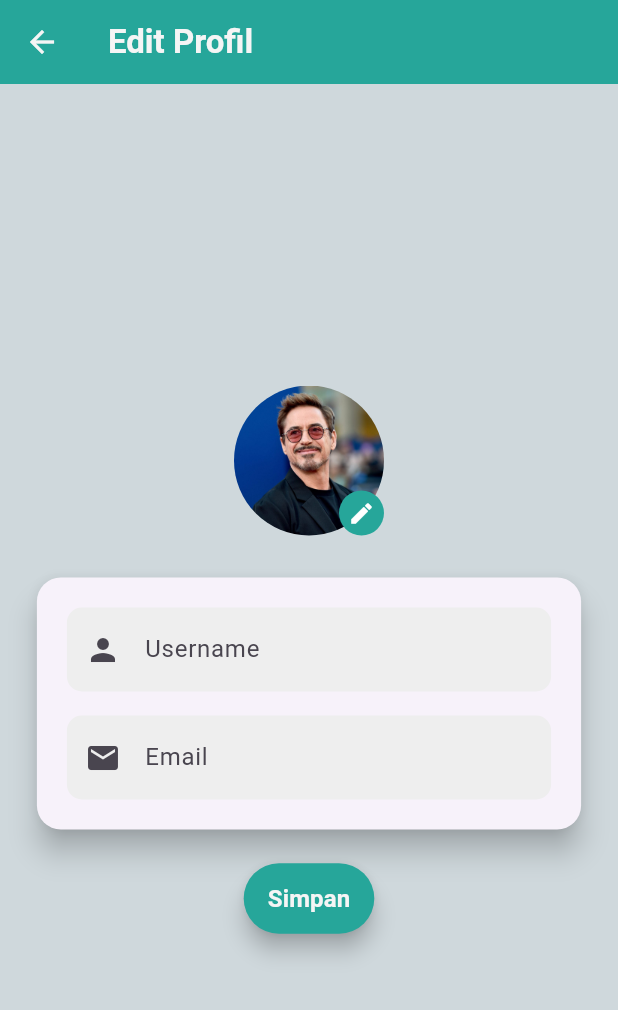
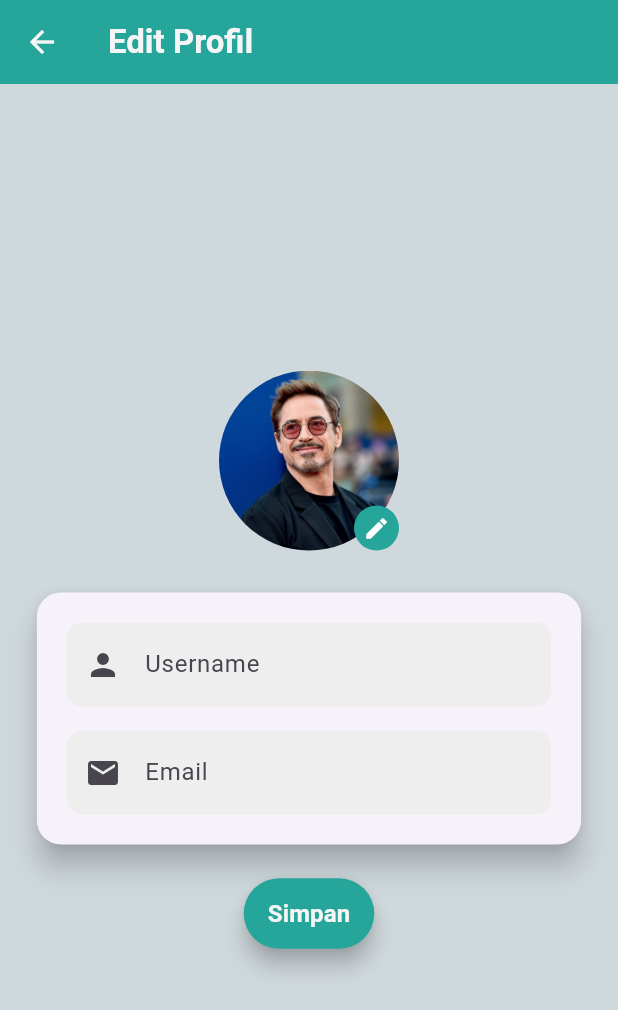
Before and after one commit to AwwaliyahAliyah/tekber-fp, a Flutter app: the HomeScreen screen opened directly, item 3 of the bottom bar chosen, after a tap on "Edit Profil", on a phone screen of 412 x 824 dp. Shown: the top 1010 px of the screen. Run offline on Flutter 3.47's test engine with Material 3 defaults, Android fonts, the phone set to English and light mode, and no system bars; our stand-ins replace firebase_core, icons_plus, image_picker; accounts and stored records are empty.

Commit message:
fix edit profile picture

```diff
--- a/lib/providers/user_provider.dart
+++ b/lib/providers/user_provider.dart
@@ -1,3 +1,5 @@
+import 'dart:io';
+import 'dart:typed_data';
 import 'package:flutter/material.dart';
 
 class UserProvider extends ChangeNotifier {
@@ -12,6 +14,14 @@ class UserProvider extends ChangeNotifier {
   String get profilePicture => _profilePicture.isNotEmpty
       ? _profilePicture
       : 'assets/images/default_profile.jpg';
+
+  // Web Image
+  Uint8List? _profilePictureBytes;
+  Uint8List? get profilePictureBytes => _profilePictureBytes;
+
+  // Mobile Image
+  File? _profilePictureFile;
+  File? get profilePictureFile => _profilePictureFile;
 
   void setName(String name) {
     _name = name;
@@ -29,8 +39,19 @@ class UserProvider extends ChangeNotifier {
   }
 
   void setProfilePicture(String profilePicture) {
-      _profilePicture = profilePicture;
-      notifyListeners();
+    _profilePicture = profilePicture;
+    notifyListeners();
+  }
+
+  // Methods to update the profile picture
+  void updateProfilePictureBytes(Uint8List bytes) {
+    _profilePictureBytes = bytes;
+    notifyListeners();
+  }
+
+  void updateProfilePictureFile(File file) {
+    _profilePictureFile = file;
+    notifyListeners();
   }
 
   void updateUserProfile(String name, String email, String joinDate) {
--- a/lib/screens/edit_profile.dart
+++ b/lib/screens/edit_profile.dart
@@ -3,30 +3,45 @@ import 'package:flutter/material.dart';
 import 'package:image_picker/image_picker.dart';
 import 'package:provider/provider.dart';
 import '../providers/user_provider.dart';
+import 'package:flutter/foundation.dart'; // For kIsWeb
 
 class EditProfileScreen extends StatefulWidget {
   @override
   _EditProfileScreenState createState() => _EditProfileScreenState();
 }
 
+Uint8List? _webImage; // Variable to store image bytes for web
+
 class _EditProfileScreenState extends State<EditProfileScreen> {
   final _formKey = GlobalKey<FormState>();
   final ImagePicker _picker = ImagePicker();
+  Uint8List? _webImage; // For Web
+  File? _mobileImage;   // For Mobile
   String? _name;
   String? _email;
-  File? _profilePicture;
 
   Future<void> _pickImage() async {
-    final XFile? pickedImage = await _picker.pickImage(
-      source: ImageSource.gallery, // Atau ImageSource.camera untuk mengambil foto
-    );
+    final XFile? pickedImage = await _picker.pickImage(source: ImageSource.gallery);
+
     if (pickedImage != null) {
-      setState(() {
-        _profilePicture = File(pickedImage.path);
-      });
+      final userProvider = Provider.of<UserProvider>(context, listen: false);
+
+      if (kIsWeb) {
+        // For Web: Read as bytes
+        final bytes = await pickedImage.readAsBytes();
+        setState(() {
+          _webImage = bytes;
+        });
+        userProvider.updateProfilePictureBytes(bytes);
+      } else {
+        // For Mobile: Use File
+        setState(() {
+          _mobileImage = File(pickedImage.path);
+        });
+        userProvider.updateProfilePictureFile(File(pickedImage.path));
+      }
     }
   }
-
   @override
   Widget build(BuildContext context) {
     final userProvider = Provider.of<UserProvider>(context);
@@ -59,26 +74,17 @@ class _EditProfileScreenState extends State<EditProfileScreen> {
                   Stack(
                     children: [
                       ClipOval(
-                        child: _profilePicture != null
-                            ? Image.file(
-                                _profilePicture!,
-                                width: 100,
-                                height: 100,
-                                fit: BoxFit.cover,
-                              )
-                            : (userProvider.profilePicture.startsWith('assets/')
-                                ? Image.asset(
-                                    userProvider.profilePicture,
-                                    width: 100,
-                                    height: 100,
-                                    fit: BoxFit.cover,
-                                  )
-                                : Image.file(
-                                    File(userProvider.profilePicture),
-                                    width: 100,
-                                    height: 100,
-                                    fit: BoxFit.cover,
-                                  )),
+                        child: kIsWeb
+                            ? (_webImage != null
+                                ? Image.memory(_webImage!, width: 120, height: 120, fit: BoxFit.cover)
+                                : userProvider.profilePictureBytes != null
+                                    ? Image.memory(userProvider.profilePictureBytes!, width: 120, height: 120, fit: BoxFit.cover)
+                                    : Image.asset('assets/images/default_profile.jpg', width: 120, height: 120))
+                            : (_mobileImage != null
+                                ? Image.file(_mobileImage!, width: 120, height: 120, fit: BoxFit.cover)
+                                : userProvider.profilePictureFile != null
+                                    ? Image.file(userProvider.profilePictureFile!, width: 120, height: 120, fit: BoxFit.cover)
+                                    : Image.asset('assets/images/default_profile.jpg', width: 120, height: 120)),
                       ),
                       Positioned(
                         bottom: 0,
@@ -186,10 +192,7 @@ class _EditProfileScreenState extends State<EditProfileScreen> {
                           userProvider.joinDate, // Tidak diubah
                         );
 
-                        if (_profilePicture != null) {
-                          userProvider.setProfilePicture(
-                              _profilePicture!.path);
-                        }
+
 
                         ScaffoldMessenger.of(context).showSnackBar(
                           SnackBar(content: Text('Profil berhasil diperbarui')),
--- a/lib/screens/profile.dart
+++ b/lib/screens/profile.dart
@@ -1,4 +1,5 @@
 import 'dart:io';
+import 'package:flutter/foundation.dart'; // For kIsWeb
 import 'package:flutter/material.dart';
 import 'package:provider/provider.dart';
 import '../providers/note_provider.dart';
@@ -18,19 +19,17 @@ class ProfileScreen extends StatelessWidget {
             Consumer<UserProvider>(
               builder: (context, userProvider, _) {
                 return ClipOval(
-                  child: userProvider.profilePicture.startsWith('assets/')
-                      ? Image.asset(
-                          userProvider.profilePicture,
-                          width: 100,
-                          height: 100,
-                          fit: BoxFit.cover,
-                        )
-                      : Image.file(
-                          File(userProvider.profilePicture),
-                          width: 100,
-                          height: 100,
-                          fit: BoxFit.cover,
-                        ),
+                  child: kIsWeb
+                      ? (userProvider.profilePictureBytes != null
+                          ? Image.memory(userProvider.profilePictureBytes!,
+                              width: 120, height: 120, fit: BoxFit.cover)
+                          : Image.asset('assets/images/default_profile.jpg',
+                              width: 120, height: 120))
+                      : (userProvider.profilePictureFile != null
+                          ? Image.file(userProvider.profilePictureFile!,
+                              width: 120, height: 120, fit: BoxFit.cover)
+                          : Image.asset('assets/images/default_profile.jpg',
+                              width: 120, height: 120)),
                 );
               },
             ),
```
